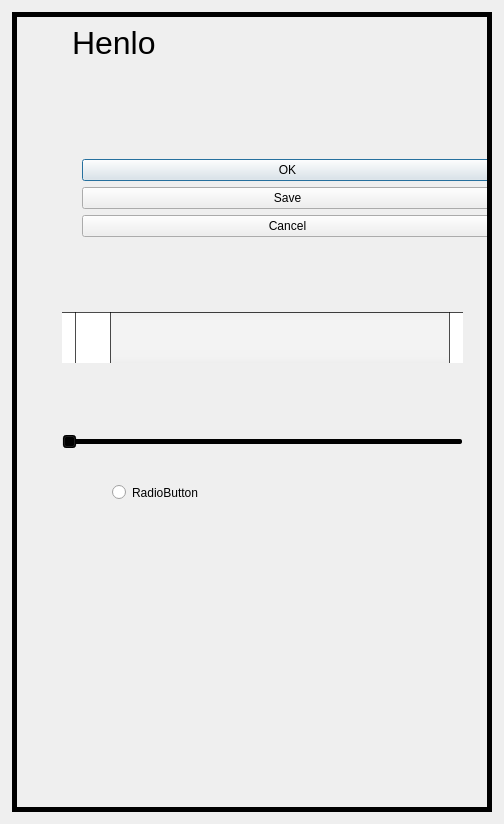
Above: user_interface_test/v19/mainwindow.ui from Cheetoacidosis/dualscreen-tablet-code before the change. Below: the same form after it.
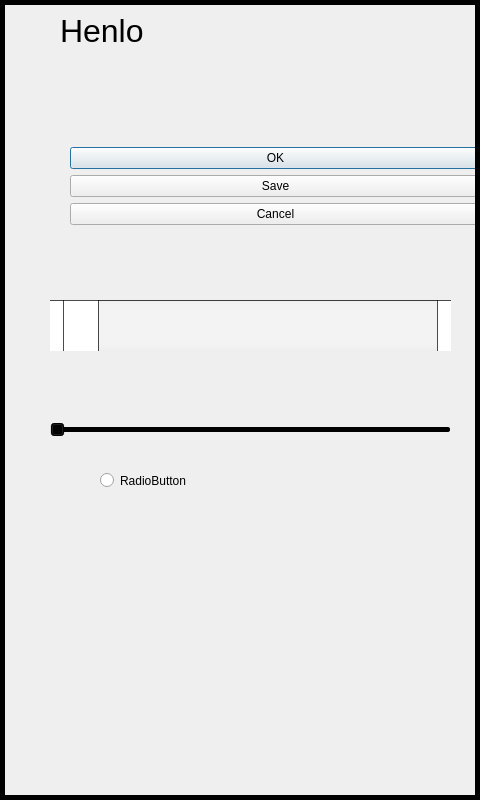
That is the form after the change. Icons and pictures are not drawn. Custom widgets are drawn as their Qt base class.

Commit message: trying to remove margin

What changed in the file:
```diff
--- a/user_interface_test/v19/mainwindow.ui
+++ b/user_interface_test/v19/mainwindow.ui
@@ -6,8 +6,8 @@
    <rect>
     <x>0</x>
     <y>0</y>
-    <width>504</width>
-    <height>824</height>
+    <width>480</width>
+    <height>800</height>
    </rect>
   </property>
   <property name="windowTitle">
```
